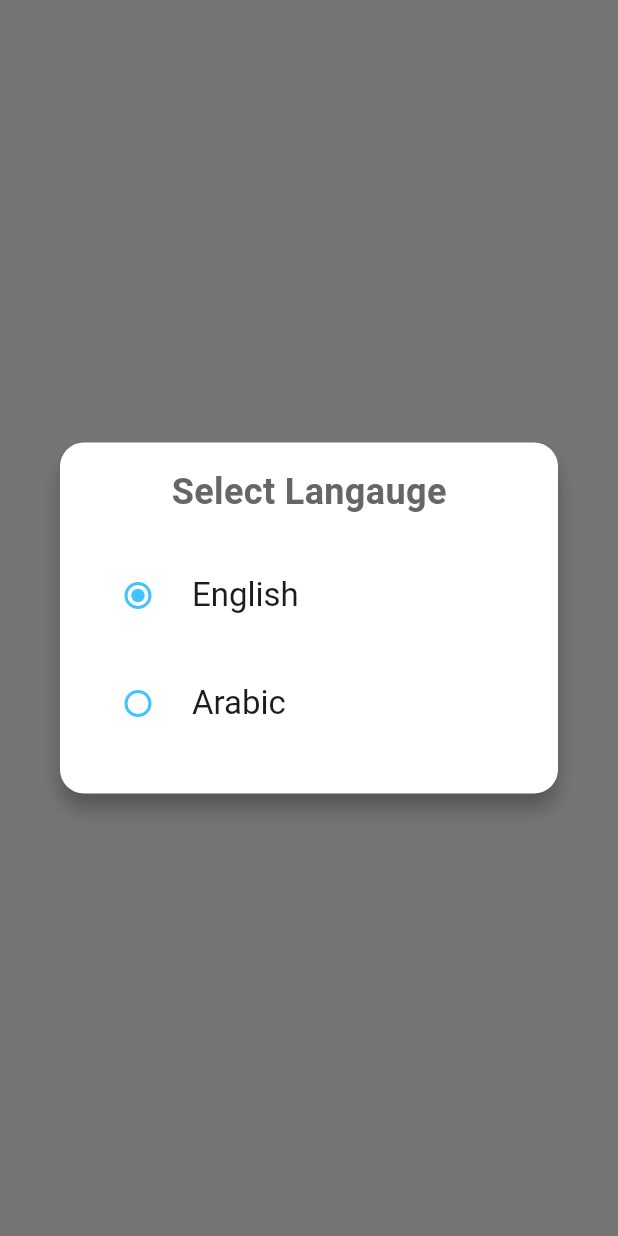
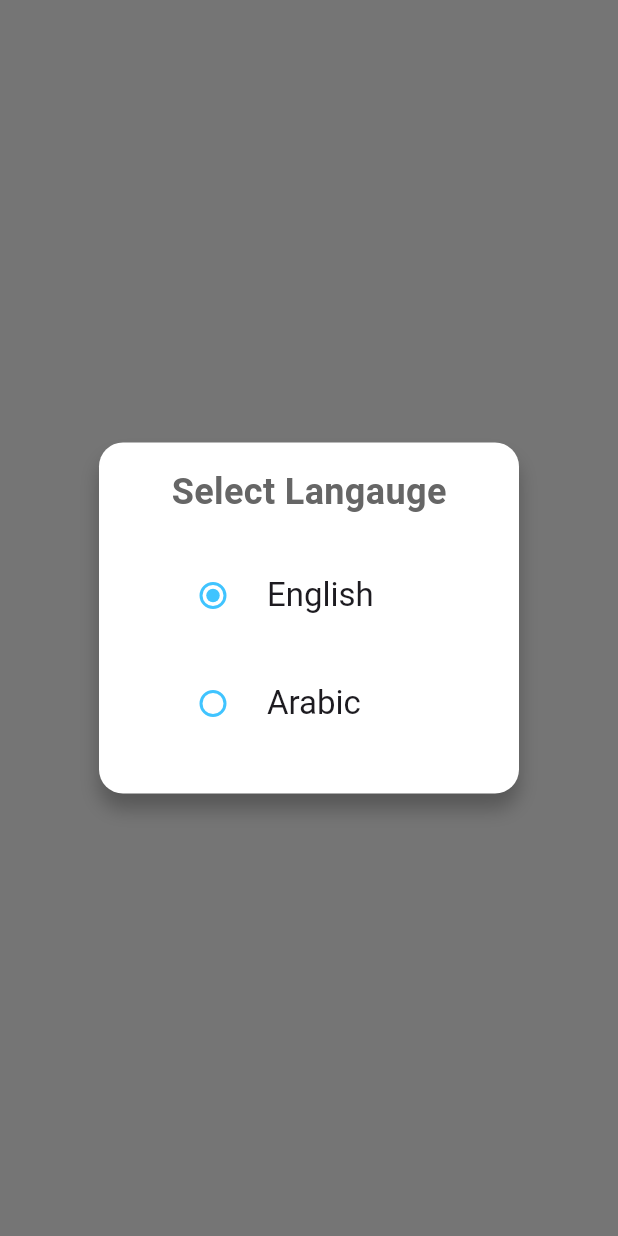
Before and after one commit to Abdalrahman-Alhamod/MedHub-Web, a Flutter app: what showSelectLangDialog() shows on an empty page, opened directly, on a phone screen of 412 x 824 dp. Run offline on Flutter 3.47's test engine with Material 3 defaults, Android fonts, the phone set to English and light mode, and no system bars; our stand-ins replace auto_size_text, bottom_navy_bar, dio, fl_chart, flutter_bloc, flutter_screenutil and 4 more; network calls fail; statements that could not run were skipped.

Commit message:
fix select lang dialog constraints

```diff
--- a/lib/src/view/helpers/select_lang_dialog.dart
+++ b/lib/src/view/helpers/select_lang_dialog.dart
@@ -36,9 +36,15 @@ void showSelectLangDialog() {
               ),
             ),
             const SizedBox(height: 24.0),
-            buildLanguageRadio('en', "english".tr),
+            SizedBox(
+              width: 200,
+              child: buildLanguageRadio('en', "english".tr),
+            ),
             const SizedBox(height: 16.0),
-            buildLanguageRadio('ar', "arabic".tr),
+            SizedBox(
+              width: 200,
+              child: buildLanguageRadio('ar', "arabic".tr),
+            ),
             const SizedBox(height: 16.0),
           ],
         ),
```
